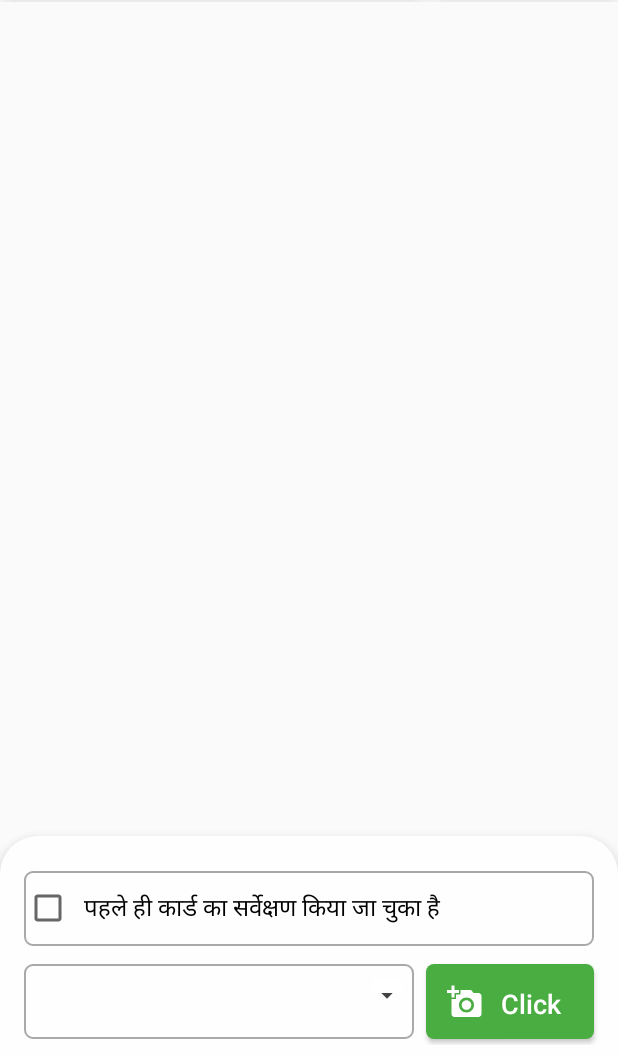
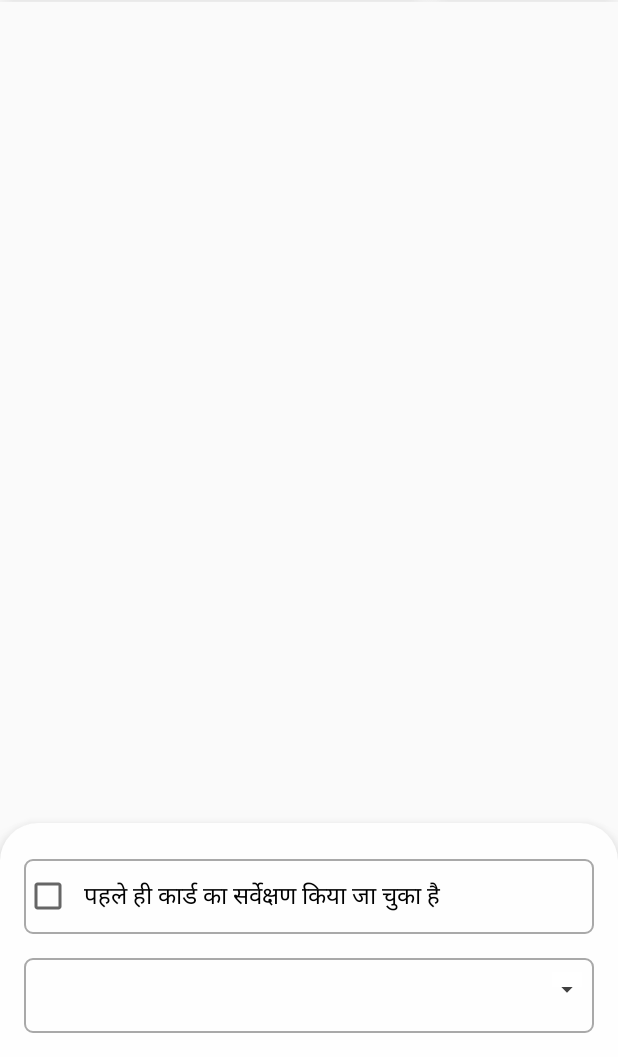
Before and after one commit to bharat-sonant/Jaipur-SurveyVerification, an Android app: the MapActivity screen opened directly, with no data from a screen before it, on a phone screen of 412 x 824 dp, the part 179-1236 px from its top. Run offline under Robolectric (Android 15) with nearby library versions, the phone set to English and light mode, and no system bars; our stand-ins replace Firebase (no records; nobody signed in at launch, a user with empty details on screens opened directly).

Commit message:
code modified

```diff
--- a/Code/app/src/main/java/com/example/entitymarking/CommonFunctions.java
+++ b/Code/app/src/main/java/com/example/entitymarking/CommonFunctions.java
@@ -132,11 +132,7 @@ public class CommonFunctions {
     public boolean network(Context context) {
         ConnectivityManager cm = (ConnectivityManager) context.getSystemService(Context.CONNECTIVITY_SERVICE);
         NetworkInfo netInfo = cm.getActiveNetworkInfo();
-        if (netInfo != null && netInfo.isConnected() && internetIsConnected()) {
-            return true;
-        } else {
-            return false;
-        }
+        return netInfo != null && netInfo.isConnected() && internetIsConnected();
     }
 
     public boolean internetIsConnected() {
--- a/Code/app/src/main/res/drawable-v24/view_border.xml
+++ b/Code/app/src/main/res/drawable/view_border.xml
@@ -1,5 +1,5 @@
 <?xml version="1.0" encoding="utf-8"?>
-<shape xmlns:android="http://schemas.android.com/apk/res/android">
+<shape
     xmlns:android="http://schemas.android.com/apk/res/android">
     <stroke android:color="	#A9A9A9"
         android:width="1dp"/>
--- a/Code/app/src/main/res/layout/activity_map.xml
+++ b/Code/app/src/main/res/layout/activity_map.xml
@@ -176,24 +176,24 @@
             android:elevation="10dp"
             android:orientation="vertical"
             android:paddingLeft="8dp"
-            android:paddingTop="15dp"
+            android:paddingTop="16dp"
             android:paddingRight="8dp"
-            android:paddingBottom="8dp">
+            android:paddingBottom="16dp">
 
             <LinearLayout
                 android:layout_width="match_parent"
                 android:layout_height="wrap_content"
                 android:gravity="center"
                 android:orientation="vertical"
-                android:padding="8dp">
+                android:background="@drawable/view_border"
+                android:layout_margin="8dp">
 
                 <CheckBox
                     android:id="@+id/already_installed_cb"
                     android:layout_width="match_parent"
                     android:layout_height="50dp"
-                    android:background="@drawable/view_border"
                     android:padding="8dp"
-                    android:textSize="16sp" />
+                    android:textSize="16sp"/>
 
             </LinearLayout>
 
@@ -201,36 +201,36 @@
                 android:layout_width="match_parent"
                 android:layout_height="wrap_content"
                 android:gravity="center"
-                android:orientation="horizontal"
-                android:weightSum="10">
+                android:layout_marginTop="8dp"
+                android:orientation="horizontal">
 
                 <Spinner
                     android:id="@+id/house_type_spinner"
                     android:layout_width="0dp"
                     android:layout_height="50dp"
                     android:layout_marginLeft="8dp"
-                    android:layout_marginRight="4dp"
-                    android:layout_weight="7"
+                    android:layout_marginRight="8dp"
+                    android:layout_weight="1"
                     android:background="@drawable/spinner_background_for_house_type" />
 
-                <Button
-                    android:id="@+id/pick_loc_fab_btn"
-                    android:layout_width="0dp"
-                    android:layout_height="50dp"
-                    android:layout_marginLeft="4dp"
-                    android:layout_marginTop="4dp"
-                    android:layout_marginRight="8dp"
-                    android:layout_marginBottom="4dp"
-                    android:layout_weight="3"
-                    android:background="@drawable/capture_btn_background"
-                    android:drawableLeft="@drawable/capture_icon"
-                    android:drawablePadding="4dp"
-                    android:onClick="onSaveClick"
-                    android:padding="14dp"
-                    android:text="Click"
-                    android:textAllCaps="false"
-                    android:textColor="#fff"
-                    android:textSize="18sp" />
+<!--                <Button-->
+<!--                    android:id="@+id/pick_loc_fab_btn"-->
+<!--                    android:layout_width="0dp"-->
+<!--                    android:layout_height="50dp"-->
+<!--                    android:layout_marginLeft="4dp"-->
+<!--                    android:layout_marginTop="4dp"-->
+<!--                    android:layout_marginRight="8dp"-->
+<!--                    android:layout_marginBottom="4dp"-->
+<!--                    android:layout_weight="3"-->
+<!--                    android:background="@drawable/capture_btn_background"-->
+<!--                    android:drawableLeft="@drawable/capture_icon"-->
+<!--                    android:drawablePadding="4dp"-->
+<!--                    android:onClick="onSaveClick"-->
+<!--                    android:padding="14dp"-->
+<!--                    android:text="Click"-->
+<!--                    android:textAllCaps="false"-->
+<!--                    android:textColor="#fff"-->
+<!--                    android:textSize="18sp" />-->
 
             </LinearLayout>
 
```
Also changed, not shown: Code/app/src/main/java/com/example/entitymarking/MapActivity.java (+80 -49 lines), Code/app/src/main/res/drawable/ic_launcher_foreground.xml (renamed from Code/app/src/main/res/drawable-v24/ic_launcher_foreground.xml).
